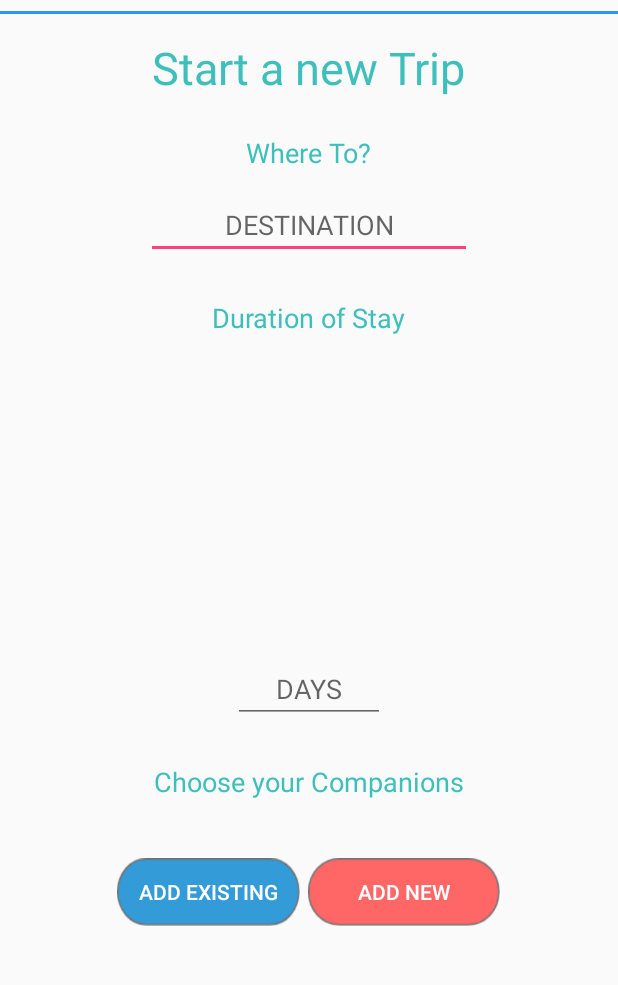
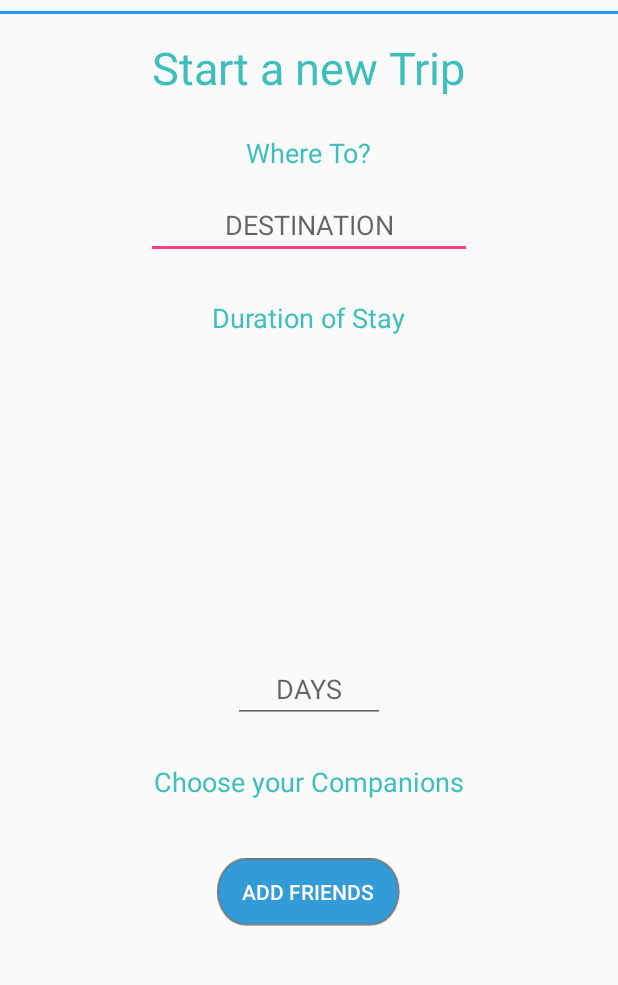
Before and after one commit to beastslayer/SplitIT, an Android app: the newTrip screen opened directly, with no data from a screen before it, on a phone screen of 412 x 824 dp, the part 160-1145 px from its top. Run offline under Robolectric (Android 15) with nearby library versions, the phone set to English and light mode, and no system bars; 1 statement that could not run was skipped.

```diff
--- a/app/src/main/java/zerocoms/splitit/newTrip.java
+++ b/app/src/main/java/zerocoms/splitit/newTrip.java
@@ -2,6 +2,7 @@ package zerocoms.splitit;
 
 import android.support.v7.app.AppCompatActivity;
 import android.os.Bundle;
+import android.widget.EditText;
 
 public class newTrip extends AppCompatActivity {
 
@@ -9,5 +10,11 @@ public class newTrip extends AppCompatActivity {
     protected void onCreate(Bundle savedInstanceState) {
         super.onCreate(savedInstanceState);
         setContentView(R.layout.activity_new_trip);
+        EditText etdestination=findViewById(R.id.etDestination);
+        EditText etdays=findViewById(R.id.etDays);
+
+        String destination=etdestination.getText().toString();
+        int Days=Integer.parseInt(etdays.getText().toString());
+
     }
 }
--- a/app/src/main/res/layout/activity_new_trip.xml
+++ b/app/src/main/res/layout/activity_new_trip.xml
@@ -71,6 +71,7 @@
         android:layout_centerHorizontal="true"
         android:layout_marginTop="178dp"
         android:gravity="center"
+        android:id="@+id/etDestination"
         android:hint="DESTINATION" />
 
     <TextView
@@ -84,6 +85,7 @@
         android:textSize="18dp"/>
 
     <EditText
+        android:id="@+id/etDays"
         android:layout_width="101dp"
         android:layout_height="wrap_content"
         android:layout_alignParentBottom="true"
@@ -113,16 +115,10 @@
         <Button
             android:layout_width="122dp"
             android:layout_height="45dp"
+            android:id="@+id/btExisting"
             android:background="@drawable/bluebt"
-            android:text="Add Existing"
+            android:text="Add Friends"
             android:textColor="#ffffff" />
 
-        <Button
-            android:layout_width="128dp"
-            android:layout_height="45dp"
-            android:layout_marginLeft="5dp"
-            android:background="@drawable/orangebt"
-            android:text="Add New"
-            android:textColor="#ffffff" />
     </LinearLayout>
 </RelativeLayout>
```
Also changed, not shown: app/src/main/java/zerocoms/splitit/DatabaseHelper.java (added, +78 -0 lines).
